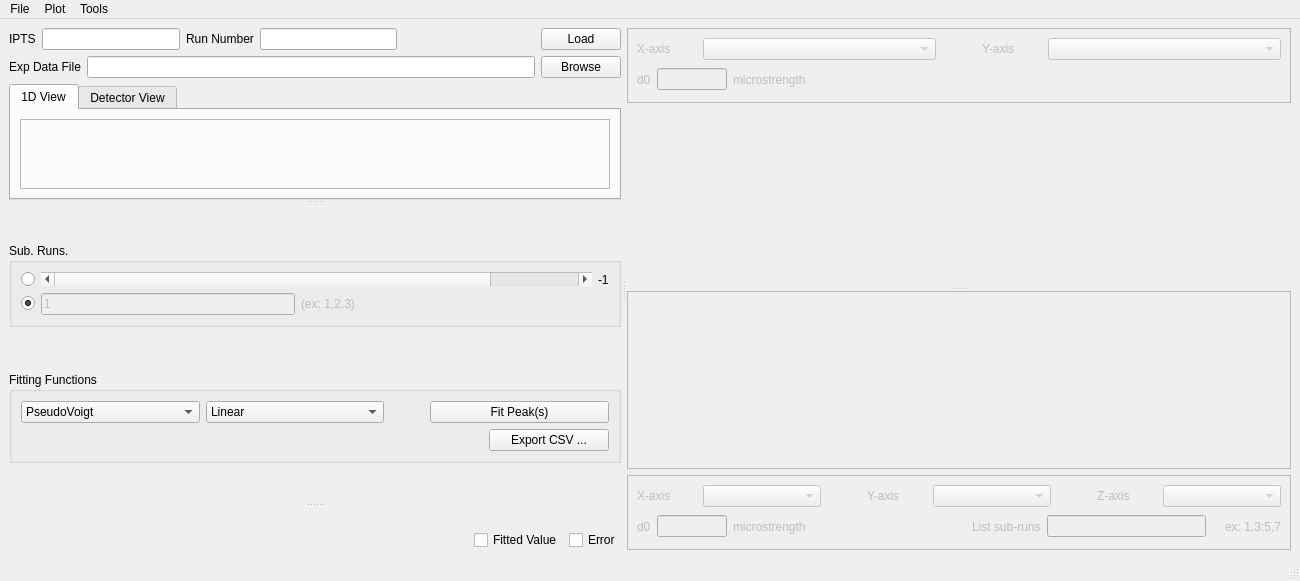
Before: the Qt Designer form pyrs/interface/designer/peakfitwindow.ui in neutrons/PyRS, drawn with Qt 5.
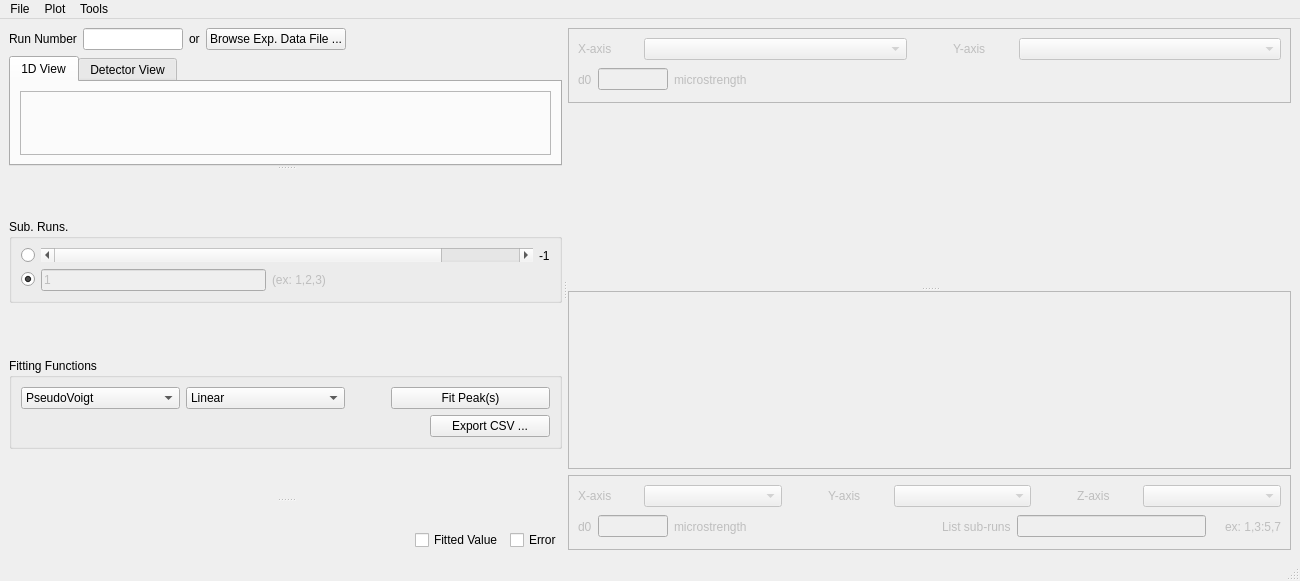
After: the same form once the commit is applied.

Commit message: Removing IPTS input. this refs #249

Patch:
```diff
--- a/pyrs/interface/designer/peakfitwindow.ui
+++ b/pyrs/interface/designer/peakfitwindow.ui
@@ -44,16 +44,6 @@
          <layout class="QVBoxLayout" name="verticalLayout">
           <item>
            <layout class="QHBoxLayout" name="horizontalLayout_2">
-            <item>
-             <widget class="QLabel" name="label">
-              <property name="text">
-               <string>IPTS</string>
-              </property>
-             </widget>
-            </item>
-            <item>
-             <widget class="QLineEdit" name="lineEdit_iptsNumber"/>
-            </item>
             <item>
              <widget class="QLabel" name="label_2">
               <property name="text">
@@ -62,7 +52,34 @@
              </widget>
             </item>
             <item>
-             <widget class="QLineEdit" name="lineEdit_expNumber"/>
+             <widget class="QLineEdit" name="lineEdit_expNumber">
+              <property name="minimumSize">
+               <size>
+                <width>100</width>
+                <height>0</height>
+               </size>
+              </property>
+              <property name="maximumSize">
+               <size>
+                <width>100</width>
+                <height>16777215</height>
+               </size>
+              </property>
+             </widget>
+            </item>
+            <item>
+             <widget class="QLabel" name="label">
+              <property name="text">
+               <string>or</string>
+              </property>
+             </widget>
+            </item>
+            <item>
+             <widget class="QPushButton" name="pushButton_browseHDF">
+              <property name="text">
+               <string>Browse Exp. Data File ...</string>
+              </property>
+             </widget>
             </item>
             <item>
              <spacer name="horizontalSpacer_7">
@@ -77,35 +94,10 @@
               </property>
              </spacer>
             </item>
-            <item>
-             <widget class="QPushButton" name="pushButton_loadHDF">
-              <property name="text">
-               <string>Load</string>
-              </property>
-             </widget>
-            </item>
            </layout>
           </item>
           <item>
-           <layout class="QHBoxLayout" name="horizontalLayout_3">
-            <item>
-             <widget class="QLabel" name="label_3">
-              <property name="text">
-               <string>Exp Data File</string>
-              </property>
-             </widget>
-            </item>
-            <item>
-             <widget class="QLineEdit" name="lineEdit_expFileName"/>
-            </item>
-            <item>
-             <widget class="QPushButton" name="pushButton_browseHDF">
-              <property name="text">
-               <string>Browse</string>
-              </property>
-             </widget>
-            </item>
-           </layout>
+           <layout class="QHBoxLayout" name="horizontalLayout_3"/>
           </item>
           <item>
            <widget class="QTabWidget" name="tabWidget">
```
The commit also changes 1 other file.
